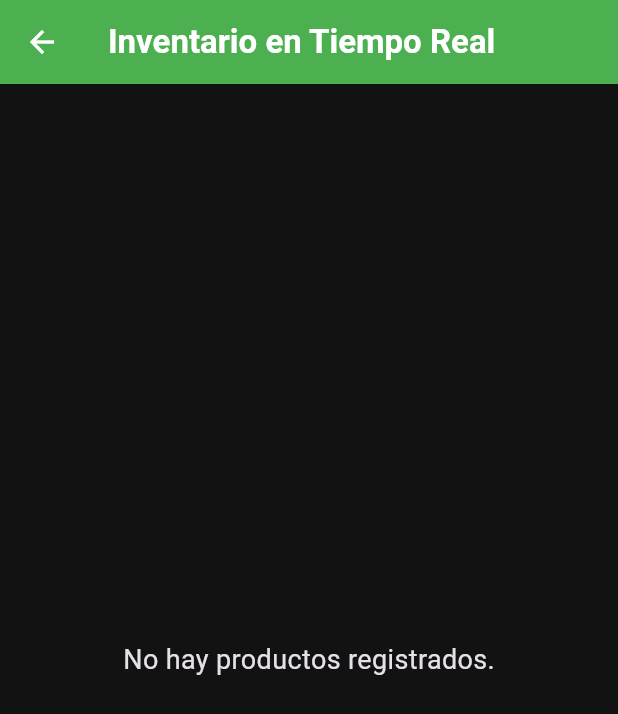
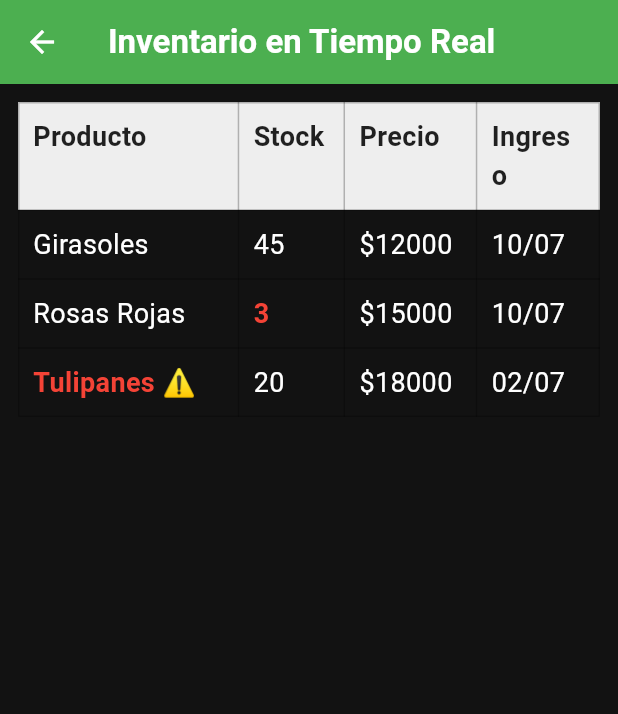
Before and after one commit to Frisb0/fresiapp, a Flutter app: the InventarioScreen screen opened directly, on a phone screen of 412 x 824 dp. Shown: the top 714 px of the screen. Run offline on Flutter 3.47's test engine with Material 3 defaults, Android fonts, the phone set to English and light mode, and no system bars; our stand-ins replace sqflite; accounts and stored records are empty.

Commit message:
Refactor database schema and improve UI components; update product handling and sales registration

```diff
--- a/lib/db_helper.dart
+++ b/lib/db_helper.dart
@@ -2,8 +2,8 @@ import 'package:sqflite/sqflite.dart';
 import 'package:path/path.dart';
 
 class DBHelper {
-  static const _databaseName = "fresi_database.db";
-  static const _databaseVersion = 2;
+  static const _databaseName = "fresi_database_v3.db";
+  static const _databaseVersion = 1;
 
   DBHelper._privateConstructor();
   static final DBHelper instance = DBHelper._privateConstructor();
@@ -15,36 +15,24 @@ class DBHelper {
     return _database!;
   }
 
-  Future<Database> _initDatabase() async {
+  _initDatabase() async {
     String path = join(await getDatabasesPath(), _databaseName);
     return await openDatabase(
       path,
       version: _databaseVersion,
       onCreate: _onCreate,
-      onUpgrade: _onUpgrade,
     );
-  }
-
-  Future _onUpgrade(Database db, int oldVersion, int newVersion) async {
-    if (oldVersion < 2) {
-      await db.execute('''
-        CREATE TABLE usuarios (
-          id INTEGER PRIMARY KEY AUTOINCREMENT,
-          username TEXT UNIQUE NOT NULL,
-          password TEXT NOT NULL
-        )
-      ''');
-    }
   }
 
   Future _onCreate(Database db, int version) async {
     await db.execute('''
           CREATE TABLE productos (
             id INTEGER PRIMARY KEY AUTOINCREMENT,
-            nombre TEXT NOT NULL,
+            nombre TEXT UNIQUE NOT NULL,
             precio REAL NOT NULL,
             stock INTEGER NOT NULL,
-            dias_frescura INTEGER DEFAULT 7
+            dias_frescura INTEGER DEFAULT 7,
+            fecha_ingreso TEXT NOT NULL
           )
           ''');
 
@@ -64,6 +52,18 @@ class DBHelper {
             password TEXT NOT NULL
           )
           ''');
+
+    // Obtener fecha del sistema de forma segura
+    String fechaHoy = DateTime.now().toString().substring(8, 10) + "/" + DateTime.now().toString().substring(5, 7);
+
+    // Inserción de productos de muestra para auditoría (Merma y Quiebre de Stock)
+    await db.rawInsert('INSERT INTO productos(nombre, precio, stock, dias_frescura, fecha_ingreso) VALUES("Girasoles", 12000, 45, 6, "$fechaHoy")');
+    await db.rawInsert('INSERT INTO productos(nombre, precio, stock, dias_frescura, fecha_ingreso) VALUES("Rosas Rojas", 15000, 3, 5, "$fechaHoy")');
+    await db.rawInsert('INSERT INTO productos(nombre, precio, stock, dias_frescura, fecha_ingreso) VALUES("Tulipanes", 18000, 20, 1, "02/07")');
+
+    // Cuentas de acceso base
+    await db.rawInsert('INSERT INTO usuarios(username, password) VALUES("Fresia", "1234")');
+    await db.rawInsert('INSERT INTO usuarios(username, password) VALUES("admin", "admin")');
   }
 
   Future<int> registrarUsuario(String username, String password) async {
@@ -85,14 +85,43 @@ class DBHelper {
     return res.isNotEmpty;
   }
 
-  Future<List<Map<String, dynamic>> > obtenerProductos() async {
+  Future<int> insertarProducto(String nombre, double precio, int stock) async {
+    Database db = await instance.database;
+    String fechaHoy = DateTime.now().toString().substring(8, 10) + "/" + DateTime.now().toString().substring(5, 7);
+
+    List<Map<String, dynamic>> existente = await db.query(
+      'productos',
+      where: 'LOWER(nombre) = ?',
+      whereArgs: [nombre.toLowerCase().trim()],
+    );
+
+    if (existente.isNotEmpty) {
+      int idExistente = existente.first['id'];
+      int stockActual = existente.first['stock'];
+
+      return await db.update(
+        'productos',
+        {
+          'stock': stockActual + stock,
+          'precio': precio,
+          'fecha_ingreso': fechaHoy
+        },
+        where: 'id = ?',
+        whereArgs: [idExistente],
+      );
+    } else {
+      return await db.insert('productos', {
+        'nombre': nombre.trim(),
+        'precio': precio,
+        'stock': stock,
+        'fecha_ingreso': fechaHoy
+      });
+    }
+  }
+
+  Future<List<Map<String, dynamic>>> obtenerProductos() async {
     Database db = await instance.database;
     return await db.query('productos');
-  }
-
-  Future<int> insertarProducto(String nombre, double precio, int stock) async {
-    Database db = await instance.database;
-    return await db.insert('productos', {'nombre': nombre, 'precio': precio, 'stock': stock});
   }
 
   Future<bool> registrarVenta(List<Map<String, dynamic>> items, double total, String usuarioActivo) async {
--- a/lib/inventario_screen.dart
+++ b/lib/inventario_screen.dart
@@ -42,7 +42,7 @@ class _InventarioScreenState extends State<InventarioScreen> {
         foregroundColor: Colors.white,
       ),
       body: Padding(
-        padding: const EdgeInsets.all(16.0),
+        padding: const EdgeInsets.all(12.0),
         child: Column(
           children: [
             Expanded(
@@ -51,41 +51,62 @@ class _InventarioScreenState extends State<InventarioScreen> {
                   : SingleChildScrollView(
                       child: Table(
                         border: TableBorder.all(color: Colors.black26, width: 1),
+                        columnWidths: const {
+                          0: FlexColumnWidth(2.5),
+                          1: FlexColumnWidth(1.2),
+                          2: FlexColumnWidth(1.5),
+                          3: FlexColumnWidth(1.4),
+                        },
                         children: [
                           TableRow(
                             decoration: BoxDecoration(color: Colors.grey[200]),
-                            children: [
-                              const Padding(padding: EdgeInsets.all(12.0), child: Text('Producto', style: TextStyle(fontWeight: FontWeight.bold, fontSize: 20, color: Colors.black87))),
-                              const Padding(padding: EdgeInsets.all(12.0), child: Text('Stock', style: TextStyle(fontWeight: FontWeight.bold, fontSize: 20, color: Colors.black87))),
-                              const Padding(padding: EdgeInsets.all(12.0), child: Text('Precio', style: TextStyle(fontWeight: FontWeight.bold, fontSize: 20, color: Colors.black87))),
+                            children: const [
+                              Padding(padding: EdgeInsets.all(10.0), child: Text('Producto', style: TextStyle(fontWeight: FontWeight.bold, fontSize: 18, color: Colors.black87))),
+                              Padding(padding: EdgeInsets.all(10.0), child: Text('Stock', style: TextStyle(fontWeight: FontWeight.bold, fontSize: 18, color: Colors.black87))),
+                              Padding(padding: EdgeInsets.all(10.0), child: Text('Precio', style: TextStyle(fontWeight: FontWeight.bold, fontSize: 18, color: Colors.black87))),
+                              Padding(padding: EdgeInsets.all(10.0), child: Text('Ingreso', style: TextStyle(fontWeight: FontWeight.bold, fontSize: 18, color: Colors.black87))),
                             ],
                           ),
                           ..._productos.map((p) {
                             bool alertaFrescura = (p['dias_frescura'] ?? 7) <= 2;
+                            bool alertaPocoStock = (p['stock'] ?? 0) <= 5;
+                            String fechaIngreso = p['fecha_ingreso'] ?? '--/--';
+
                             return TableRow(
                               children: [
                                 Padding(
-                                  padding: const EdgeInsets.all(12.0),
+                                  padding: const EdgeInsets.all(10.0),
                                   child: Text(
-                                    alertaFrescura ? '${p['nombre']} ⚠️ (Viejo)' : p['nombre'],
+                                    alertaFrescura ? '${p['nombre']} ⚠️' : p['nombre'],
                                     style: TextStyle(
                                       color: alertaFrescura ? Colors.red : colorTextoTema,
                                       fontWeight: alertaFrescura ? FontWeight.bold : FontWeight.normal,
-                                      fontSize: 20, // Ajuste #3
+                                      fontSize: 18,
                                     ),
                                   ),
                                 ),
                                 Padding(
-                                  padding: const EdgeInsets.all(12.0),
-                                  child: Text(p['stock'].toString(), style: TextStyle(fontSize: 20, color: colorTextoTema)), // Ajuste #3
+                                  padding: const EdgeInsets.all(10.0),
+                                  child: Text(
+                                    p['stock'].toString(),
+                                    style: TextStyle(
+                                      fontSize: 18,
+                                      fontWeight: alertaPocoStock ? FontWeight.bold : FontWeight.normal,
+                                      color: alertaPocoStock ? Colors.red : colorTextoTema
+                                    )
+                                  ),
                                 ),
                                 Padding(
-                                  padding: const EdgeInsets.all(12.0),
-                                  child: Text('\$${p['precio']}', style: TextStyle(fontSize: 20, color: colorTextoTema)), // Ajuste #3
+                                  padding: const EdgeInsets.all(10.0),
+                                  child: Text('\$${(p['precio'] as num).toInt()}', style: TextStyle(fontSize: 18, color: colorTextoTema)),
+                                ),
+                                Padding(
+                                  padding: const EdgeInsets.all(10.0),
+                                  child: Text(fechaIngreso, style: TextStyle(fontSize: 18, color: colorTextoTema)),
                                 ),
                               ],
                             );
-                          }),
+                          }).toList(),
                         ],
                       ),
                     ),
--- a/lib/producto_screen.dart
+++ b/lib/producto_screen.dart
@@ -37,9 +37,7 @@ class _ProductosScreenState extends State<ProductosScreen> {
 
   void _mostrarFormulario(int? id) async {
     if (id != null) {
-      final productoExistente = _productos.firstWhere(
-        (element) => element['id'] == id,
-      );
+      final productoExistente = _productos.firstWhere((element) => element['id'] == id);
       _nombreController.text = productoExistente['nombre'];
       _precioController.text = productoExistente['precio'].toString();
       _stockController.text = productoExistente['stock'].toString();
@@ -68,30 +66,14 @@ class _ProductosScreenState extends State<ProductosScreen> {
               style: const TextStyle(fontSize: 20, fontWeight: FontWeight.bold),
             ),
             const SizedBox(height: 15),
-            TextField(
-              controller: _nombreController,
-              decoration: const InputDecoration(
-                labelText: 'Nombre del Producto',
-              ),
-            ),
+            TextField(controller: _nombreController, decoration: const InputDecoration(labelText: 'Nombre del Producto')),
             const SizedBox(height: 10),
-            TextField(
-              controller: _precioController,
-              keyboardType: TextInputType.number,
-              decoration: const InputDecoration(labelText: 'Precio Unitario'),
-            ),
+            TextField(controller: _precioController, keyboardType: TextInputType.number, decoration: const InputDecoration(labelText: 'Precio Unitario')),
             const SizedBox(height: 10),
-            TextField(
-              controller: _stockController,
-              keyboardType: TextInputType.number,
-              decoration: const InputDecoration(labelText: 'Cantidad de Stock'),
-            ),
+            TextField(controller: _stockController, keyboardType: TextInputType.number, decoration: const InputDecoration(labelText: 'Cantidad de Stock')),
             const SizedBox(height: 20),
             ElevatedButton(
-              style: ElevatedButton.styleFrom(
-                backgroundColor: Colors.black,
-                foregroundColor: Colors.white,
-              ),
+              style: ElevatedButton.styleFrom(backgroundColor: Colors.black, foregroundColor: Colors.white),
               onPressed: () async {
                 final nombre = _nombreController.text;
                 final precio = double.tryParse(_precioController.text) ?? 0.0;
@@ -100,16 +82,18 @@ class _ProductosScreenState extends State<ProductosScreen> {
                 if (nombre.isEmpty || precio <= 0 || stock < 0) return;
 
                 if (id == null) {
-                  await DBHelper.instance.insertarProducto(
-                    nombre,
-                    precio,
-                    stock,
-                  );
+                  await DBHelper.instance.insertarProducto(nombre, precio, stock);
                 } else {
+                  String fechaHoy = DateTime.now().toString().substring(8, 10) + "/" + DateTime.now().toString().substring(5, 7);
                   Database db = await DBHelper.instance.database;
                   await db.update(
                     'productos',
-                    {'nombre': nombre, 'precio': precio, 'stock': stock},
+                    {
+                      'nombre': nombre.trim(),
+                      'precio': precio,
+                      'stock': stock,
+                      'fecha_ingreso': fechaHoy
+                    },
                     where: "id = ?",
                     whereArgs: [id],
                   );
@@ -132,9 +116,7 @@ class _ProductosScreenState extends State<ProductosScreen> {
     Database db = await DBHelper.instance.database;
     await db.delete('productos', where: "id = ?", whereArgs: [id]);
 
-    if (!mounted) {
-      return;
-    }
+    if (!mounted) return;
     _refreshProductos();
     ScaffoldMessenger.of(context).showSnackBar(
       const SnackBar(content: Text('🗑️ Producto eliminado del inventario.')),
@@ -145,10 +127,7 @@ class _ProductosScreenState extends State<ProductosScreen> {
   Widget build(BuildContext context) {
     return Scaffold(
       appBar: AppBar(
-        title: const Text(
-          'Gestión de Productos',
-          style: TextStyle(fontWeight: FontWeight.bold),
-        ),
+        title: const Text('Gestión de Productos', style: TextStyle(fontWeight: FontWeight.bold)),
         backgroundColor: Colors.green,
         foregroundColor: Colors.white,
       ),
@@ -159,15 +138,10 @@ class _ProductosScreenState extends State<ProductosScreen> {
               itemBuilder: (context, index) {
                 final prod = _productos[index];
                 return Card(
-                  margin: const EdgeInsets.symmetric(
-                    horizontal: 15,
-                    vertical: 8,
-                  ),
+                  margin: const EdgeInsets.symmetric(horizontal: 15, vertical: 8),
                   child: ListTile(
                     leading: CircleAvatar(
-                      backgroundColor: prod['stock'] == 0
-                          ? Colors.red[100]
-                          : Colors.green[100],
+                      backgroundColor: prod['stock'] == 0 ? Colors.red[100] : Colors.green[100],
                       child: Text(
                         '${prod['stock']}',
                         style: TextStyle(
@@ -176,25 +150,13 @@ class _ProductosScreenState extends State<ProductosScreen> {
                         ),
                       ),
                     ),
-                    title: Text(
-                      prod['nombre'],
-                      style: const TextStyle(
-                        fontSize: 18,
-                        fontWeight: FontWeight.bold,
-                      ),
-                    ),
+                    title: Text(prod['nombre'], style: const TextStyle(fontSize: 18, fontWeight: FontWeight.bold)),
                     subtitle: Text('Precio Unitario: \$${prod['precio']}'),
                     trailing: Row(
                       mainAxisSize: MainAxisSize.min,
                       children: [
-                        IconButton(
-                          icon: const Icon(Icons.edit, color: Colors.blue),
-                          onPressed: () => _mostrarFormulario(prod['id']),
-                        ),
-                        IconButton(
-                          icon: const Icon(Icons.delete, color: Colors.red),
-                          onPressed: () => _eliminarProducto(prod['id']),
-                        ),
+                        IconButton(icon: const Icon(Icons.edit, color: Colors.blue), onPressed: () => _mostrarFormulario(prod['id'])),
+                        IconButton(icon: const Icon(Icons.delete, color: Colors.red), onPressed: () => _eliminarProducto(prod['id'])),
                       ],
                     ),
                   ),
```
Also changed, not shown: lib/calculadora_venta_screen.dart (+4 -7 lines), lib/main.dart (+15 -55 lines), lib/registro_ventas_screen.dart (+4 -14 lines), lib/login_screen.dart (line endings or trailing spaces).
